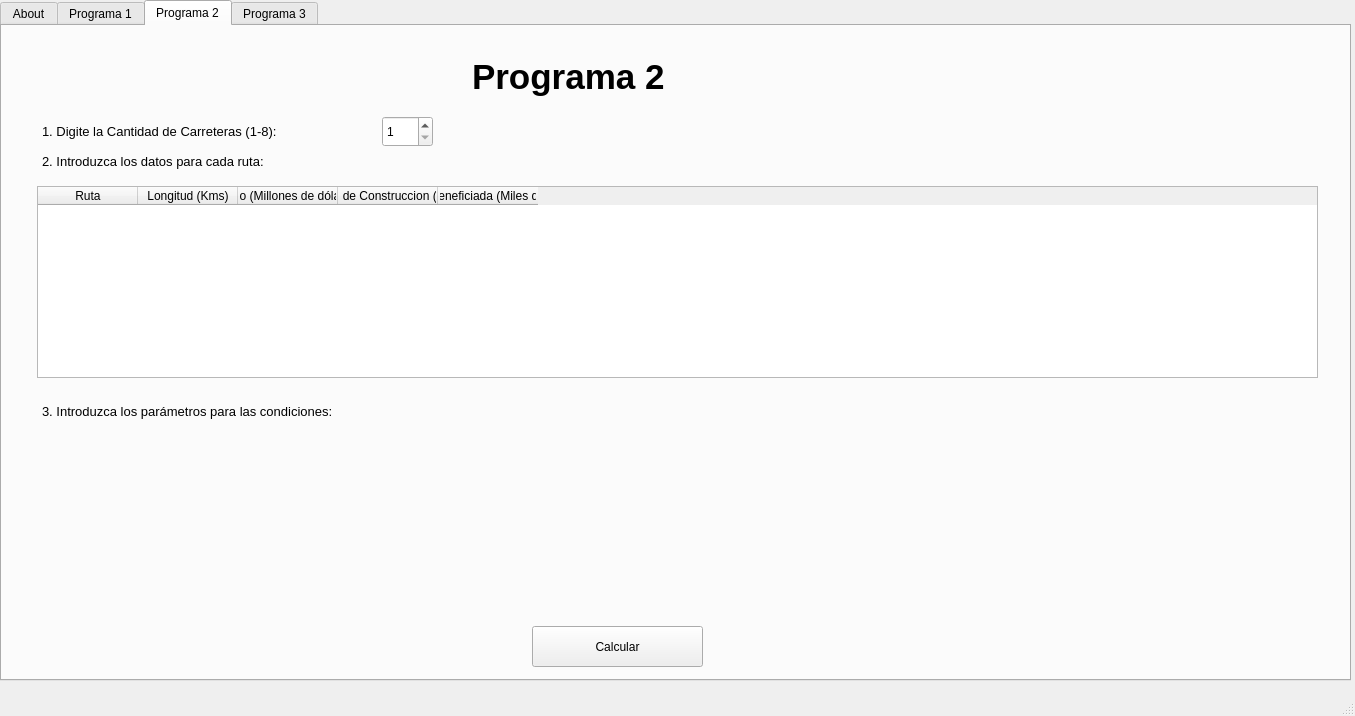
Before: the Qt Designer form ProgramaConUI/InterfazMenu.ui in bryanjimenezchacon/Progra1Algebra, drawn with Qt 5.
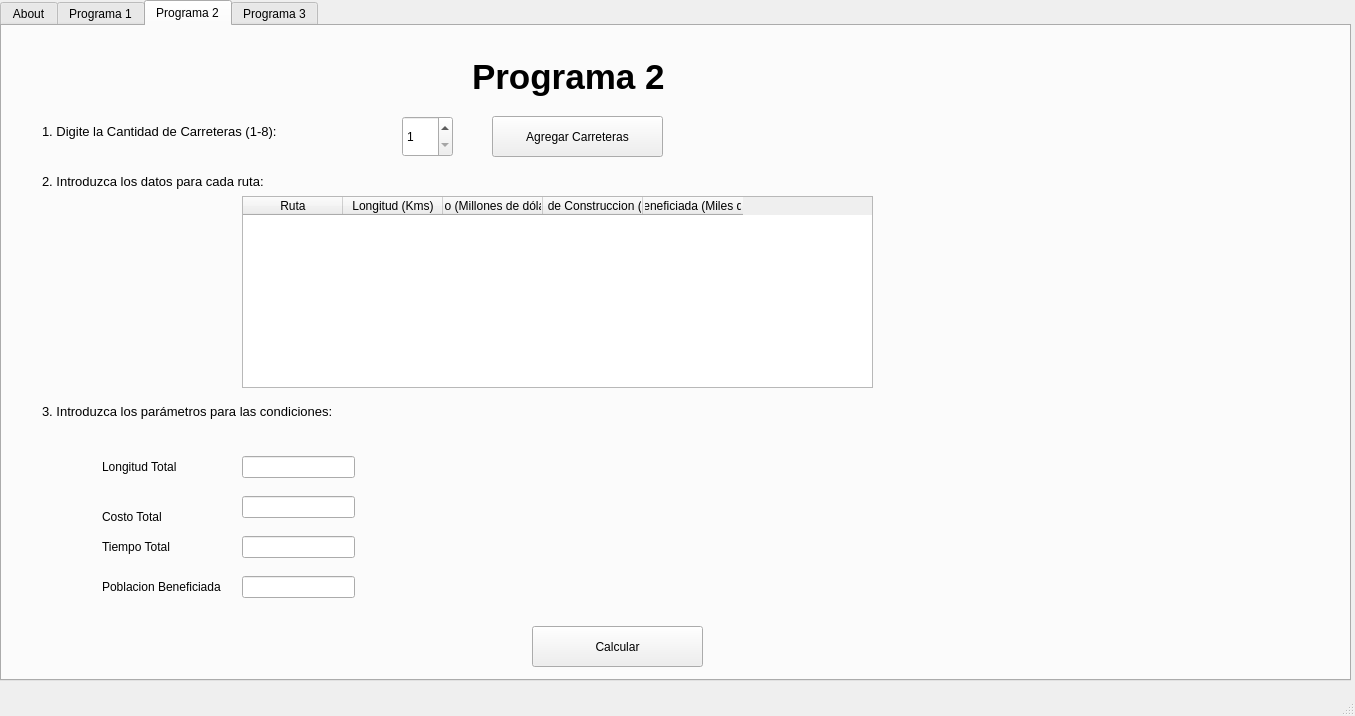
After: the same form once the commit is applied.

Commit message: Tabla generada dinamicamente

Diff of the .ui file:
```diff
--- a/ProgramaConUI/InterfazMenu.ui
+++ b/ProgramaConUI/InterfazMenu.ui
@@ -272,12 +272,15 @@
       </property>
      </widget>
      <widget class="QSpinBox" name="spinBoxCantCarreteras">
+      <property name="enabled">
+       <bool>true</bool>
+      </property>
       <property name="geometry">
        <rect>
-        <x>380</x>
+        <x>400</x>
         <y>90</y>
         <width>51</width>
-        <height>31</height>
+        <height>41</height>
        </rect>
       </property>
       <property name="minimum">
@@ -290,9 +293,9 @@
      <widget class="QTableWidget" name="tableWidgetRutas">
       <property name="geometry">
        <rect>
-        <x>35</x>
-        <y>160</y>
-        <width>1281</width>
+        <x>240</x>
+        <y>170</y>
+        <width>631</width>
         <height>192</height>
        </rect>
       </property>
@@ -326,7 +329,7 @@
       <property name="geometry">
        <rect>
         <x>40</x>
-        <y>120</y>
+        <y>140</y>
         <width>351</width>
         <height>31</height>
        </rect>
@@ -358,6 +361,123 @@
        <string>3. Introduzca los parámetros para las condiciones:</string>
       </property>
      </widget>
+     <widget class="QPushButton" name="buttonAgregarCarreteras">
+      <property name="geometry">
+       <rect>
+        <x>490</x>
+        <y>90</y>
+        <width>171</width>
+        <height>41</height>
+       </rect>
+      </property>
+      <property name="text">
+       <string>Agregar Carreteras</string>
+      </property>
+     </widget>
+     <widget class="QLabel" name="label_13">
+      <property name="geometry">
+       <rect>
+        <x>100</x>
+        <y>430</y>
+        <width>121</width>
+        <height>21</height>
+       </rect>
+      </property>
+      <property name="text">
+       <string>Longitud Total</string>
+      </property>
+     </widget>
+     <widget class="QLabel" name="label_14">
+      <property name="geometry">
+       <rect>
+        <x>100</x>
+        <y>510</y>
+        <width>121</width>
+        <height>21</height>
+       </rect>
+      </property>
+      <property name="text">
+       <string>Tiempo Total</string>
+      </property>
+     </widget>
+     <widget class="QLabel" name="label_15">
+      <property name="geometry">
+       <rect>
+        <x>100</x>
+        <y>480</y>
+        <width>121</width>
+        <height>21</height>
+       </rect>
+      </property>
+      <property name="text">
+       <string>Costo Total</string>
+      </property>
+     </widget>
+     <widget class="QLabel" name="label_16">
+      <property name="geometry">
+       <rect>
+        <x>100</x>
+        <y>550</y>
+        <width>131</width>
+        <height>21</height>
+       </rect>
+      </property>
+      <property name="text">
+       <string>Poblacion Beneficiada</string>
+      </property>
+     </widget>
+     <widget class="QLineEdit" name="lineEdit">
+      <property name="geometry">
+       <rect>
+        <x>240</x>
+        <y>430</y>
+        <width>113</width>
+        <height>22</height>
+       </rect>
+      </property>
+      <property name="text">
+       <string/>
+      </property>
+     </widget>
+     <widget class="QLineEdit" name="lineEdit_2">
+      <property name="geometry">
+       <rect>
+        <x>240</x>
+        <y>470</y>
+        <width>113</width>
+        <height>22</height>
+       </rect>
+      </property>
+      <property name="text">
+       <string/>
+      </property>
+     </widget>
+     <widget class="QLineEdit" name="lineEdit_3">
+      <property name="geometry">
+       <rect>
+        <x>240</x>
+        <y>510</y>
+        <width>113</width>
+        <height>22</height>
+       </rect>
+      </property>
+      <property name="text">
+       <string/>
+      </property>
+     </widget>
+     <widget class="QLineEdit" name="lineEdit_4">
+      <property name="geometry">
+       <rect>
+        <x>240</x>
+        <y>550</y>
+        <width>113</width>
+        <height>22</height>
+       </rect>
+      </property>
+      <property name="text">
+       <string/>
+      </property>
+     </widget>
     </widget>
     <widget class="QWidget" name="TapP3">
      <attribute name="title">
```
The commit also changes 1 other file.
